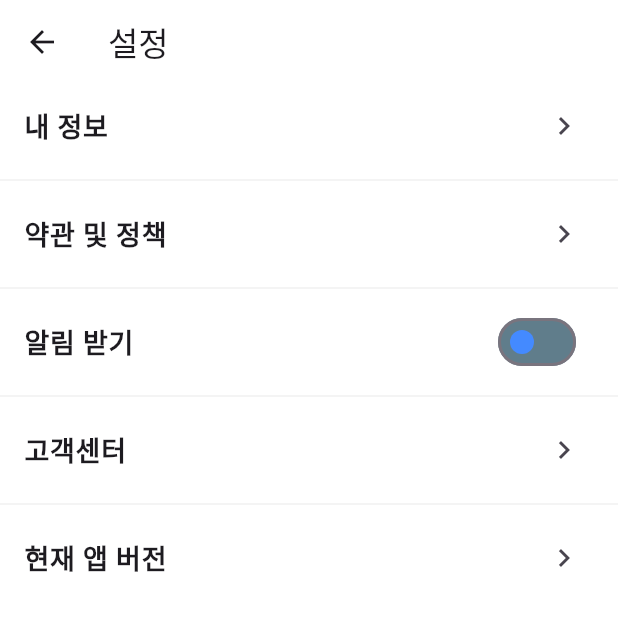
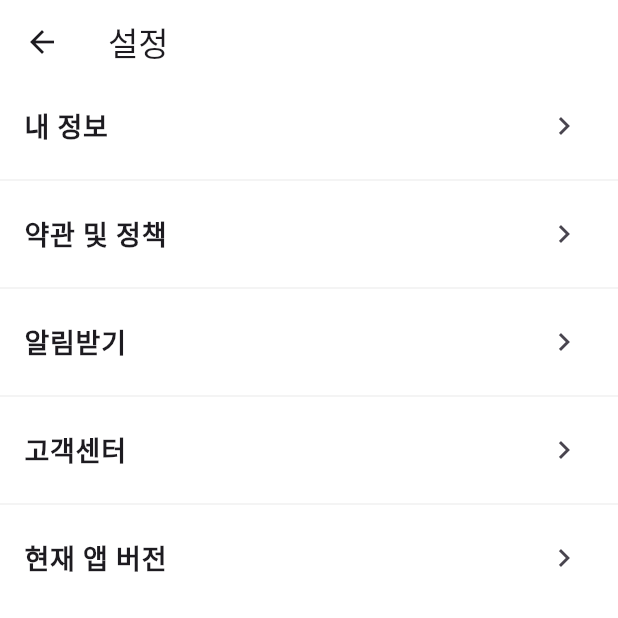
Before and after one commit to jeonghyun77/apt, a Flutter app: the Mypage screen opened directly, on a phone screen of 412 x 824 dp, the top half of it. Run offline on Flutter 3.47's test engine with Material 3 defaults, Android fonts, the phone set to English and light mode, and no system bars; our stand-ins replace firebase_auth, firebase_core, flutter_native_splash; accounts and stored records are empty.

```diff
--- a/lib/mypage.dart
+++ b/lib/mypage.dart
@@ -13,7 +13,7 @@
   final List<Map<String, dynamic>> _mylist = [
     {'title': '내 정보', 'page': JoinPage},
     {'title': '약관 및 정책', 'page': JoinPage},
-    {'title': '알림 받기', 'page': JoinPage},
+    {'title': '알림받기', 'page': JoinPage},
     {'title': '고객센터', 'page': JoinPage},
     {'title': '현재 앱 버전', 'page': JoinPage},
   ];
```
